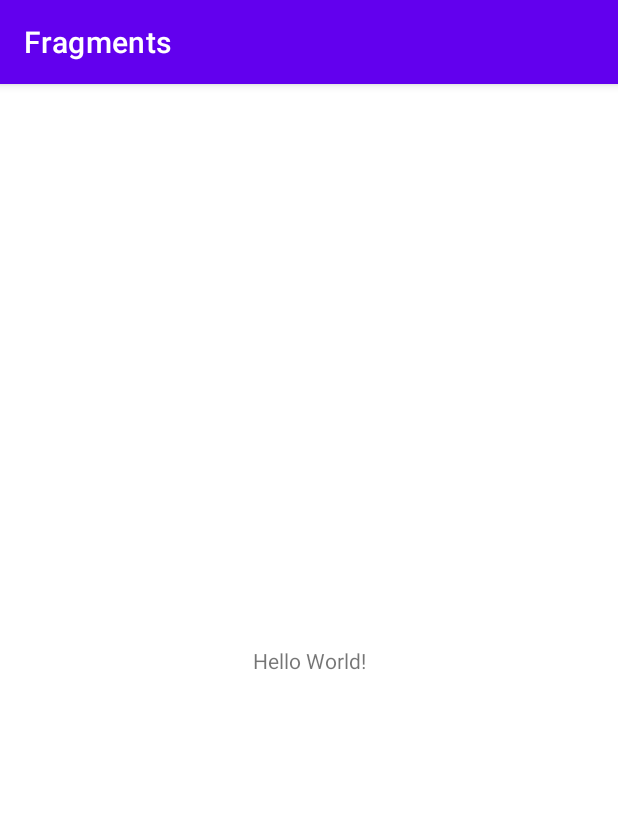
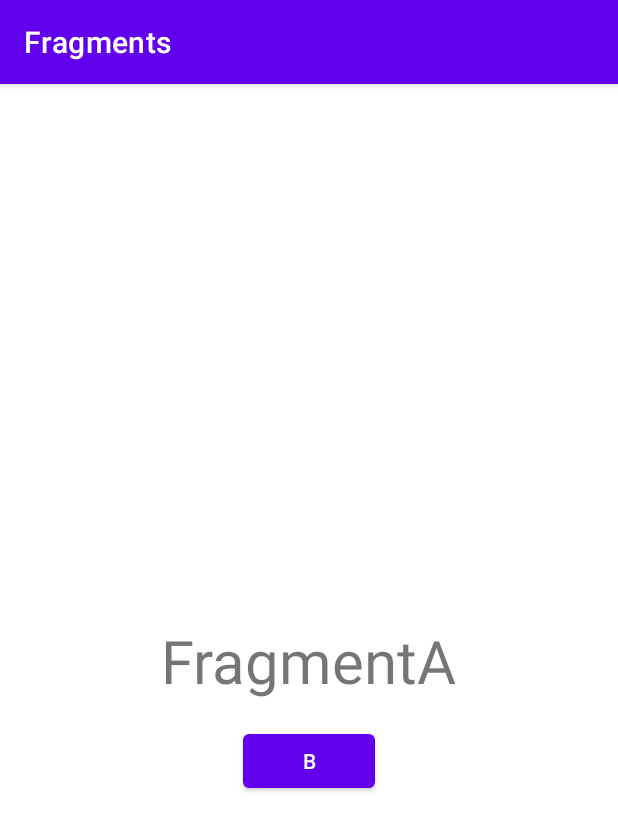
Before and after one commit to VladimirLubeznyh/homework-4-aston, an Android app: the screen it shows after launch (MainActivity), on a phone screen of 412 x 824 dp. Shown: the top 831 px of the screen. Run offline under Robolectric (Android 15) with nearby library versions, the phone set to English and light mode, and no system bars.

Commit message:
#2 First part

```diff
--- /dev/null
+++ b/app/src/main/java/ru/lyubeznyh/fragments/FragmentA.kt
@@ -0,0 +1,32 @@
+package ru.lyubeznyh.fragments
+
+import android.os.Bundle
+import android.view.View
+import androidx.fragment.app.Fragment
+import ru.lyubeznyh.fragments.databinding.FargmentABinding
+
+class FragmentA : Fragment(R.layout.fargment_a) {
+
+    private var _binding: FargmentABinding? = null
+    private val binding get() = _binding!!
+
+    override fun onViewCreated(view: View, savedInstanceState: Bundle?) {
+        _binding = FargmentABinding.bind(view)
+        binding.btShowFragmentB.setOnClickListener {
+            fragmentNav()?.showFragmentB()
+        }
+    }
+
+    override fun onDestroyView() {
+        super.onDestroyView()
+        _binding = null
+    }
+
+    companion object {
+
+        const val FRAGMENT_A_TEG = "FRAGMENT_A_TEG"
+
+        @JvmStatic
+        fun newInstant(): FragmentA = FragmentA()
+    }
+}
--- /dev/null
+++ b/app/src/main/java/ru/lyubeznyh/fragments/FragmentNavigation.kt
@@ -0,0 +1,21 @@
+package ru.lyubeznyh.fragments
+
+import androidx.fragment.app.Fragment
+
+interface FragmentNavigation {
+
+    fun showFragmentA()
+
+    fun showFragmentB()
+
+    fun showFragmentC(text: String)
+
+    fun showFragmentD()
+
+    fun goToBack()
+
+    fun goToFragment(fragmentTeg: String)
+
+}
+
+fun Fragment.fragmentNav(): FragmentNavigation? = (requireActivity() as? FragmentNavigation)
--- a/app/src/main/java/ru/lyubeznyh/fragments/MainActivity.kt
+++ b/app/src/main/java/ru/lyubeznyh/fragments/MainActivity.kt
@@ -2,10 +2,54 @@ package ru.lyubeznyh.fragments
 
 import androidx.appcompat.app.AppCompatActivity
 import android.os.Bundle
+import androidx.fragment.app.Fragment
+import androidx.fragment.app.commit
+import ru.lyubeznyh.fragments.FragmentA.Companion.FRAGMENT_A_TEG
+import ru.lyubeznyh.fragments.FragmentB.Companion.FRAGMENT_B_TEG
+import ru.lyubeznyh.fragments.FragmentC.Companion.FRAGMENT_C_TEG
+import ru.lyubeznyh.fragments.FragmentD.Companion.FRAGMENT_D_TEG
 
-class MainActivity : AppCompatActivity() {
+class MainActivity : AppCompatActivity(), FragmentNavigation {
     override fun onCreate(savedInstanceState: Bundle?) {
         super.onCreate(savedInstanceState)
         setContentView(R.layout.activity_main)
+        if (savedInstanceState == null) {
+            supportFragmentManager.commit {
+                setReorderingAllowed(true)
+                add(R.id.container, FragmentA.newInstant(), FRAGMENT_A_TEG)
+            }
+        }
+    }
+
+    override fun showFragmentA() {
+        launchFragment(FragmentA.newInstant(), FRAGMENT_A_TEG)
+    }
+
+    override fun showFragmentB() {
+        launchFragment(FragmentB.newInstant(), FRAGMENT_B_TEG)
+    }
+
+    override fun showFragmentC(text: String) {
+        launchFragment(FragmentC.newInstant(text), FRAGMENT_C_TEG)
+    }
+
+    override fun showFragmentD() {
+        launchFragment(FragmentD.newInstant(), FRAGMENT_D_TEG)
+    }
+
+    override fun goToBack() {
+        supportFragmentManager.popBackStack()
+    }
+
+    override fun goToFragment(fragmentTeg: String) {
+        supportFragmentManager.popBackStack(fragmentTeg, 0)
+    }
+
+    private fun launchFragment(fragment: Fragment, teg: String) {
+        supportFragmentManager.commit {
+            setReorderingAllowed(true)
+            replace(R.id.container, fragment, teg)
+            addToBackStack(teg)
+        }
     }
 }
--- a/app/src/main/res/layout/activity_main.xml
+++ b/app/src/main/res/layout/activity_main.xml
@@ -1,18 +1,9 @@
 <?xml version="1.0" encoding="utf-8"?>
-<androidx.constraintlayout.widget.ConstraintLayout xmlns:android="http://schemas.android.com/apk/res/android"
-    xmlns:app="http://schemas.android.com/apk/res-auto"
+<androidx.fragment.app.FragmentContainerView xmlns:android="http://schemas.android.com/apk/res/android"
     xmlns:tools="http://schemas.android.com/tools"
+    android:id="@+id/container"
     android:layout_width="match_parent"
     android:layout_height="match_parent"
-    tools:context=".MainActivity">
-
-    <TextView
-        android:layout_width="wrap_content"
-        android:layout_height="wrap_content"
-        android:text="Hello World!"
-        app:layout_constraintBottom_toBottomOf="parent"
-        app:layout_constraintEnd_toEndOf="parent"
-        app:layout_constraintStart_toStartOf="parent"
-        app:layout_constraintTop_toTopOf="parent" />
-
-</androidx.constraintlayout.widget.ConstraintLayout>
+    tools:context=".MainActivity"
+    tools:layout="@layout/fargment_a"
+    />
--- /dev/null
+++ b/app/src/main/res/layout/fargment_a.xml
@@ -0,0 +1,29 @@
+<?xml version="1.0" encoding="utf-8"?>
+<androidx.constraintlayout.widget.ConstraintLayout xmlns:android="http://schemas.android.com/apk/res/android"
+    xmlns:app="http://schemas.android.com/apk/res-auto"
+    xmlns:tools="http://schemas.android.com/tools"
+    android:layout_width="match_parent"
+    android:layout_height="match_parent"
+    tools:context=".FragmentA">
+
+    <TextView
+        android:id="@+id/tvName"
+        android:layout_width="wrap_content"
+        android:layout_height="wrap_content"
+        android:text="@string/fragment_a"
+        android:textSize="@dimen/sp_40"
+        app:layout_constraintBottom_toBottomOf="parent"
+        app:layout_constraintEnd_toEndOf="parent"
+        app:layout_constraintStart_toStartOf="parent"
+        app:layout_constraintTop_toTopOf="parent" />
+
+    <Button
+        android:id="@+id/btShowFragmentB"
+        android:layout_width="wrap_content"
+        android:layout_height="wrap_content"
+        android:layout_marginTop="@dimen/dp_16"
+        android:text="@string/b"
+        app:layout_constraintEnd_toEndOf="@id/tvName"
+        app:layout_constraintStart_toStartOf="@id/tvName"
+        app:layout_constraintTop_toBottomOf="@id/tvName" />
+</androidx.constraintlayout.widget.ConstraintLayout>
--- /dev/null
+++ b/app/src/main/res/values/dimens.xml
@@ -0,0 +1,5 @@
+<?xml version="1.0" encoding="utf-8"?>
+<resources>
+    <dimen name="dp_16">16dp</dimen>
+    <dimen name="sp_40">40sp</dimen>
+</resources>
--- a/app/src/main/res/values/strings.xml
+++ b/app/src/main/res/values/strings.xml
@@ -1,3 +1,11 @@
 <resources>
     <string name="app_name">Fragments</string>
+    <string name="fragment_a">FragmentA</string>
+    <string name="fragment_b">Fragment B</string>
+    <string name="fragment_c">Fragment C</string>
+    <string name="fragment_d">Fragment D</string>
+    <string name="a">A</string>
+    <string name="d">D</string>
+    <string name="b">B</string>
+    <string name="c">C</string>
 </resources>
--- a/build.gradle
+++ b/build.gradle
@@ -10,4 +10,5 @@ ext{
     appcompat_version = '1.6.1'
     material_version = '1.9.0'
     constraintlayout_version = '2.1.4'
+    fragment_version = '1.6.0'
 }
```
Also changed, not shown: app/build.gradle (+7 -0 lines), app/src/main/java/ru/lyubeznyh/fragments/FragmentB.kt (added, +35 -0 lines), app/src/main/java/ru/lyubeznyh/fragments/FragmentC.kt (added, +50 -0 lines), app/src/main/java/ru/lyubeznyh/fragments/FragmentD.kt (added, +33 -0 lines), app/src/main/res/layout/fragment_b.xml (added, +37 -0 lines), app/src/main/res/layout/fragment_c.xml (added, +48 -0 lines), app/src/main/res/layout/fragment_d.xml (added, +29 -0 lines).
